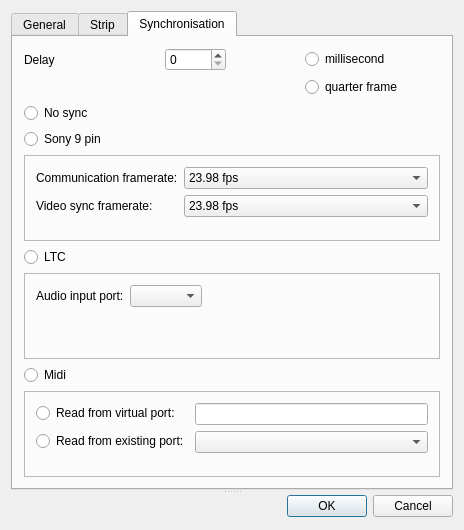
First picture: the form in app/Joker/PreferencesDialog.ui, repository JokerSync/Joker, before the edit.
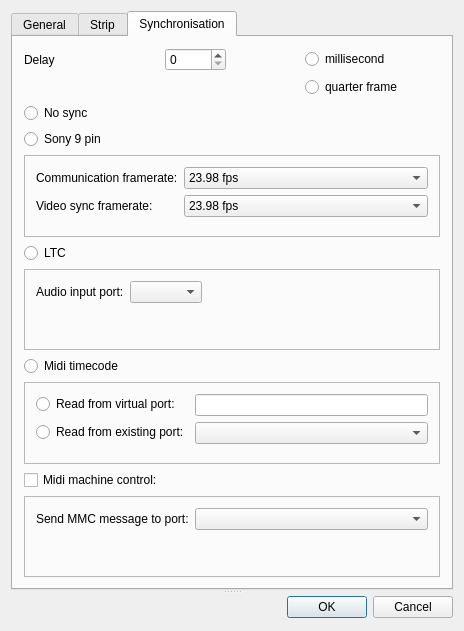
Second picture: the form after the edit. Custom widgets are drawn as their Qt base class.

Commit message: joker can send mmc message

The edit to the form file:
```diff
--- a/app/Joker/PreferencesDialog.ui
+++ b/app/Joker/PreferencesDialog.ui
@@ -7,7 +7,7 @@
     <x>0</x>
     <y>0</y>
     <width>464</width>
-    <height>530</height>
+    <height>631</height>
    </rect>
   </property>
   <property name="windowTitle">
@@ -447,7 +447,7 @@
         <item>
          <widget class="QRadioButton" name="midiRadioButton">
           <property name="text">
-           <string>Midi</string>
+           <string>Midi timecode</string>
           </property>
          </widget>
         </item>
@@ -478,7 +478,36 @@
             </widget>
            </item>
            <item row="0" column="1">
-            <widget class="QLineEdit" name="virtualMidiInputPortLineEdit"/>
+            <widget class="QLineEdit" name="mtcVirtualInputPortLineEdit"/>
+           </item>
+          </layout>
+         </widget>
+        </item>
+        <item>
+         <widget class="QCheckBox" name="mmcCheckBox">
+          <property name="text">
+           <string>Midi machine control:</string>
+          </property>
+         </widget>
+        </item>
+        <item>
+         <widget class="QFrame" name="mmcFrame">
+          <property name="frameShape">
+           <enum>QFrame::StyledPanel</enum>
+          </property>
+          <property name="frameShadow">
+           <enum>QFrame::Raised</enum>
+          </property>
+          <layout class="QFormLayout" name="formLayout_5">
+           <item row="0" column="1">
+            <widget class="QComboBox" name="mmcOutputPortComboBox"/>
+           </item>
+           <item row="0" column="0">
+            <widget class="QLabel" name="mmcOutputPortLabel">
+             <property name="text">
+              <string>Send MMC message to port:</string>
+             </property>
+            </widget>
            </item>
           </layout>
          </widget>
```
Left out of the diff: 10 changed lines with no effect on the pictures. The commit also changes 9 other files.
